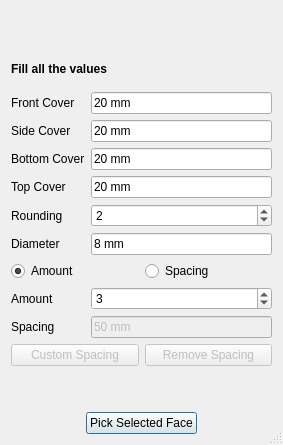
Above: UShapeRebar.ui from amrit3701/FreeCAD-Reinforcement before the change. Below: the same form after it.
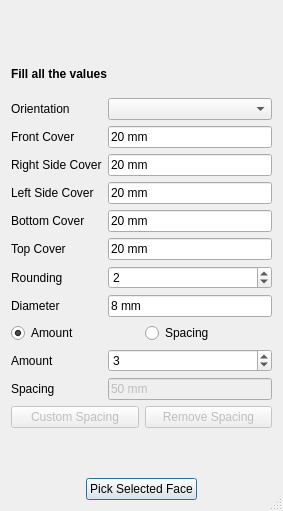
That is the form after the change. Custom widgets are drawn as their Qt base class.

Commit message: Added orientation property and seperated side cover into left and right cover in UShape rebar

Patch:
```diff
--- a/UShapeRebar.ui
+++ b/UShapeRebar.ui
@@ -7,7 +7,7 @@
     <x>0</x>
     <y>0</y>
     <width>283</width>
-    <height>445</height>
+    <height>511</height>
    </rect>
   </property>
   <property name="windowTitle">
@@ -55,32 +55,15 @@
      <property name="fieldGrowthPolicy">
       <enum>QFormLayout::AllNonFixedFieldsGrow</enum>
      </property>
-     <item row="0" column="0">
+     <item row="1" column="0">
       <widget class="QLabel" name="frontCoverLabel">
        <property name="text">
         <string>Front Cover</string>
        </property>
       </widget>
      </item>
-     <item row="0" column="1">
-      <widget class="Gui::InputField" name="frontCover">
-       <property name="text">
-        <string>20 mm</string>
-       </property>
-       <property name="unit" stdset="0">
-        <string notr="true"/>
-       </property>
-      </widget>
-     </item>
-     <item row="1" column="0">
-      <widget class="QLabel" name="sideCoverLabel">
-       <property name="text">
-        <string>Side Cover</string>
-       </property>
-      </widget>
-     </item>
      <item row="1" column="1">
-      <widget class="Gui::InputField" name="sideCover">
+      <widget class="Gui::InputField" name="frontCover">
        <property name="text">
         <string>20 mm</string>
        </property>
@@ -89,7 +72,24 @@
        </property>
       </widget>
      </item>
+     <item row="2" column="0">
+      <widget class="QLabel" name="r_sideCoverLabel">
+       <property name="text">
+        <string>Right Side Cover</string>
+       </property>
+      </widget>
+     </item>
      <item row="2" column="1">
+      <widget class="Gui::InputField" name="r_sideCover">
+       <property name="text">
+        <string>20 mm</string>
+       </property>
+       <property name="unit" stdset="0">
+        <string notr="true"/>
+       </property>
+      </widget>
+     </item>
+     <item row="4" column="1">
       <widget class="Gui::InputField" name="bottomCover">
        <property name="text">
         <string>20 mm</string>
@@ -99,14 +99,14 @@
        </property>
       </widget>
      </item>
-     <item row="3" column="0">
+     <item row="5" column="0">
       <widget class="QLabel" name="topCoverLabel">
        <property name="text">
         <string>Top Cover</string>
        </property>
       </widget>
      </item>
-     <item row="3" column="1">
+     <item row="5" column="1">
       <widget class="Gui::InputField" name="topCover">
        <property name="text">
         <string>20 mm</string>
@@ -116,28 +116,28 @@
        </property>
       </widget>
      </item>
-     <item row="4" column="0">
+     <item row="6" column="0">
       <widget class="QLabel" name="roundingLabel">
        <property name="text">
         <string>Rounding</string>
        </property>
       </widget>
      </item>
-     <item row="4" column="1">
+     <item row="6" column="1">
       <widget class="Gui::PrefSpinBox" name="rounding">
        <property name="value">
         <number>2</number>
        </property>
       </widget>
      </item>
-     <item row="5" column="0">
+     <item row="7" column="0">
       <widget class="QLabel" name="diameterLabel">
        <property name="text">
         <string>Diameter</string>
        </property>
       </widget>
      </item>
-     <item row="6" column="0" colspan="2">
+     <item row="8" column="0" colspan="2">
       <layout class="QHBoxLayout" name="horizontalLayout">
        <item>
         <widget class="Gui::PrefRadioButton" name="amount_radio">
@@ -158,35 +158,35 @@
        </item>
       </layout>
      </item>
-     <item row="7" column="0">
+     <item row="9" column="0">
       <widget class="QLabel" name="amountLabel">
        <property name="text">
         <string>Amount</string>
        </property>
       </widget>
      </item>
-     <item row="7" column="1">
+     <item row="9" column="1">
       <widget class="Gui::PrefSpinBox" name="amount">
        <property name="value">
         <number>3</number>
        </property>
       </widget>
      </item>
-     <item row="8" column="0">
+     <item row="10" column="0">
       <widget class="QLabel" name="spacingLabel">
        <property name="text">
         <string>Spacing</string>
        </property>
       </widget>
      </item>
-     <item row="2" column="0">
+     <item row="4" column="0">
       <widget class="QLabel" name="bottomCoverLabel">
        <property name="text">
         <string>Bottom Cover</string>
        </property>
       </widget>
      </item>
-     <item row="8" column="1">
+     <item row="10" column="1">
       <widget class="Gui::InputField" name="spacing">
        <property name="enabled">
         <bool>false</bool>
@@ -199,7 +199,7 @@
        </property>
       </widget>
      </item>
-     <item row="5" column="1">
+     <item row="7" column="1">
       <widget class="Gui::InputField" name="diameter">
        <property name="text">
         <string>8 mm</string>
@@ -209,6 +209,33 @@
        </property>
       </widget>
      </item>
+     <item row="0" column="0">
+      <widget class="QLabel" name="orientationLabel">
+       <property name="text">
+        <string>Orientation</string>
+       </property>
+      </widget>
+     </item>
+     <item row="0" column="1">
+      <widget class="Gui::PrefComboBox" name="orientation"/>
+     </item>
+     <item row="3" column="1">
+      <widget class="Gui::InputField" name="l_sideCover">
+       <property name="text">
+        <string>20 mm</string>
+       </property>
+       <property name="unit" stdset="0">
+        <string notr="true"/>
+       </property>
+      </widget>
+     </item>
+     <item row="3" column="0">
+      <widget class="QLabel" name="l_sideCoverLabel">
+       <property name="text">
+        <string>Left Side Cover</string>
+       </property>
+      </widget>
+     </item>
     </layout>
    </item>
    <item row="0" column="0" alignment="Qt::AlignHCenter">
@@ -260,6 +287,11 @@
    <extends>QRadioButton</extends>
    <header>Gui/PrefWidgets.h</header>
   </customwidget>
+  <customwidget>
+   <class>Gui::PrefComboBox</class>
+   <extends>QComboBox</extends>
+   <header>Gui/PrefWidgets.h</header>
+  </customwidget>
  </customwidgets>
  <tabstops>
   <tabstop>frontCover</tabstop>
```
Left out of the diff: 4 changed lines with no effect on the pictures. The commit also changes 1 other file.
